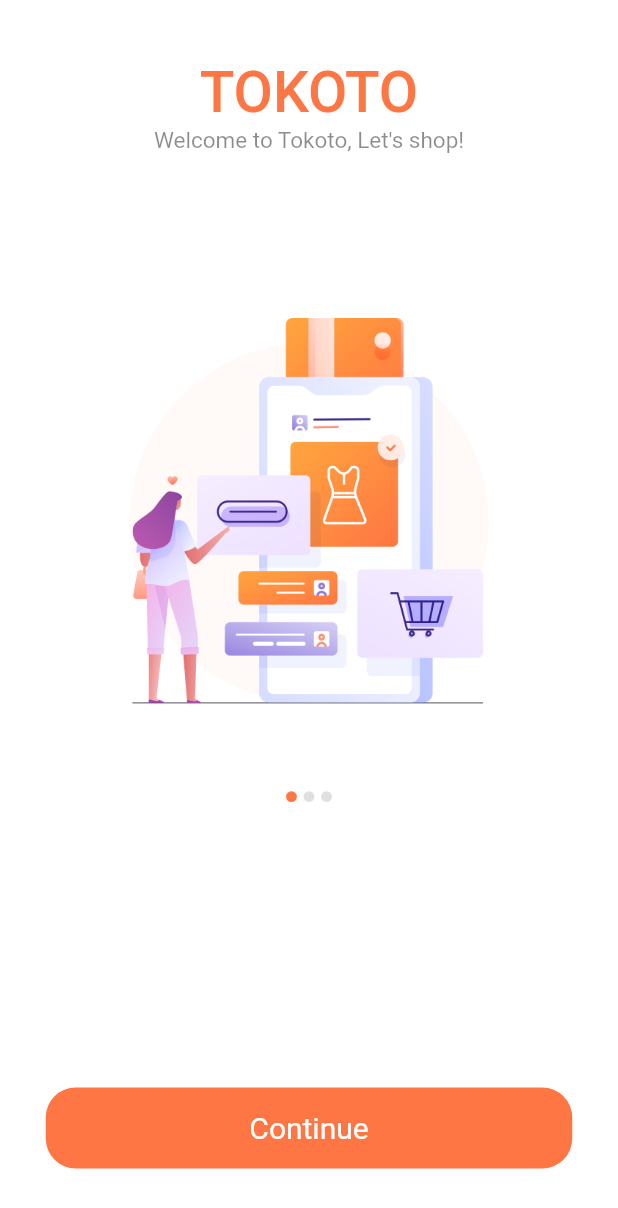
After one commit to Eyad0b/Flutter_Orange_training_ECommerce_app_design, a Flutter app: the screen it shows after launch, on a phone screen of 412 x 824 dp. The commit adds this screen. Shown: the top 1208 px of the screen. Run offline on Flutter 3.47's test engine with Material 2 defaults, Android fonts, the phone set to English and light mode, and no system bars; drawn by our look-alikes of banner_carousel; our stand-ins replace flutter_svg, lottie.

Commit message:
update 1

```diff
--- a/lib/main.dart
+++ b/lib/main.dart
@@ -1,7 +1,6 @@
 import 'package:flutter/material.dart';
-import 'package:untitled1/screens/home_screen.dart';
-
-import 'screens/login_screen.dart';
+import 'package:flutter_svg/flutter_svg.dart';
+import 'package:untitled1/screens/welcome_screen.dart';
 
 void main() {
   runApp(const MyApp());
@@ -13,29 +12,9 @@ class MyApp extends StatelessWidget {
   // This widget is the root of your application.
   @override
   Widget build(BuildContext context) {
-    return MaterialApp(
-      title: 'Flutter Demo',
-      theme: ThemeData(
-        // This is the theme of your application.
-        //
-        // TRY THIS: Try running your application with "flutter run". You'll see
-        // the application has a blue toolbar. Then, without quitting the app,
-        // try changing the seedColor in the colorScheme below to Colors.green
-        // and then invoke "hot reload" (save your changes or press the "hot
-        // reload" button in a Flutter-supported IDE, or press "r" if you used
-        // the command line to start the app).
-        //
-        // Notice that the counter didn't reset back to zero; the application
-        // state is not lost during the reload. To reset the state, use hot
-        // restart instead.
-        //
-        // This works for code too, not just values: Most code changes can be
-        // tested with just a hot reload.
-        colorScheme: ColorScheme.fromSeed(seedColor: Colors.lightBlueAccent),
-        useMaterial3: true,
-      ),
-      debugShowCheckedModeBanner: false,
-      home: const HomeScreen(),
+    return const MaterialApp(
+      debugShowCheckedModeBanner: false, // Fix this error [When the keyboard appears, the Flutter widgets resize.]
+      home: WelcomeScreen(),
     );
   }
 }
--- /dev/null
+++ b/lib/screens/welcome_screen.dart
@@ -0,0 +1,128 @@
+import 'package:banner_carousel/banner_carousel.dart';
+import 'package:flutter/material.dart';
+
+class WelcomeScreen extends StatefulWidget {
+  const WelcomeScreen({super.key});
+
+  @override
+  State<WelcomeScreen> createState() => _WelcomeScreenState();
+}
+
+List<BannerModel> listBanners = [
+  BannerModel(imagePath: 'assets/images/splash_1.png', id: "1"),
+  BannerModel(imagePath: "assets/images/splash_2.png", id: "2"),
+  BannerModel(imagePath: "assets/images/splash_3.png", id: "3"),
+];
+
+class _WelcomeScreenState extends State<WelcomeScreen> {
+  @override
+  Widget build(BuildContext context) {
+    return SafeArea(
+      child: Scaffold(
+        resizeToAvoidBottomInset: false,
+        backgroundColor: Colors.white,
+        body: Column(
+          mainAxisAlignment: MainAxisAlignment.spaceAround,
+          crossAxisAlignment: CrossAxisAlignment.center,
+          children: [
+            Container(
+              margin: const EdgeInsets.only(top: Checkbox.width),
+              padding: const EdgeInsets.only(top: Checkbox.width / 2),
+              height: Checkbox.width * 5.4,
+              // width: double.infinity,
+              // color: Colors.cyanAccent,
+              child: const Column(
+                mainAxisAlignment: MainAxisAlignment.center,
+                crossAxisAlignment: CrossAxisAlignment.center,
+                children: [
+                  Text(
+                    "TOKOTO",
+                    style: TextStyle(
+                      fontSize: 38,
+                      color: Color(0xFFFD7643),
+                      fontWeight: FontWeight.w500,
+                    ),
+                  ),
+                  Text(
+                    "Welcome to Tokoto, Let\'s shop!",
+                    style: TextStyle(
+                      fontSize: 15,
+                      color: Colors.black45,
+                      // fontWeight: FontWeight.w700,
+                    ),
+                    // textAlign: TextAlign.center,
+                  ),
+                ],
+              ),
+            ),
+            Expanded(
+              child: Container(
+                padding: const EdgeInsets.only(bottom: Checkbox.width * 8),
+                // color: Colors.limeAccent,
+                height: Checkbox.width * 29,
+                alignment: Alignment.center,
+                child: BannerCarousel(
+                  height: Checkbox.width * 20,
+                  width: Checkbox.width * 17,
+                  disableColor: Colors.black12,
+                  activeColor: const Color(0xFFFD7643),
+                  customizedIndicators: const IndicatorModel.animation(
+                    width: Checkbox.width / 2.5,
+                    height: Checkbox.width / 2.5,
+                    spaceBetween: Checkbox.width / 8,
+                    widthAnimation: Checkbox.width,
+                    spaceBetweenAnimation: Checkbox.width / 8,
+                  ),
+                  customizedBanners: [
+                    Padding(
+                      padding: const EdgeInsets.all(33.2),
+                      child: Image.asset('assets/images/splash_1.png'),
+                    ),
+                    Padding(
+                      padding: const EdgeInsets.all(15),
+                      child: Image.asset('assets/images/splash_2.png'),
+                    ),
+                    Padding(
+                      padding: const EdgeInsets.all(23.0),
+                      child: Image.asset('assets/images/splash_3.png'),
+                    ),
+                  ],
+                ),
+              ),
+            ),
+            Container(
+              height: Checkbox.width * 5.5,
+              // color: Colors.green,
+              alignment: Alignment.topCenter,
+              // padding: const EdgeInsets.only(top: Checkbox.width / 4),
+              child: ElevatedButton(
+                onPressed: () {},
+                style: ElevatedButton.styleFrom(
+                  backgroundColor: const Color(0xFFFD7643),
+                  elevation: 0,
+                  shape: const RoundedRectangleBorder(
+                    borderRadius: BorderRadius.all(
+                      Radius.circular(20),
+                    ),
+                  ),
+                  fixedSize: const Size(
+                    Checkbox.width * 19.5,
+                    Checkbox.width * 3,
+                  ),
+                ),
+                child: const Text(
+                  "Continue",
+                  style: TextStyle(
+                    color: Colors.white,
+                    fontSize: 20,
+                    fontWeight: FontWeight.w400,
+                  ),
+                ),
+              ),
+            ),
+          ],
+        ),
+      ),
+    );
+  }
+}
--- a/pubspec.yaml
+++ b/pubspec.yaml
@@ -37,6 +37,8 @@ dependencies:
   cupertino_icons: ^1.0.2
   flutter_svg: ^2.0.7
   lottie: ^2.4.0
+  flutter_native_splash: ^2.3.1
+  banner_carousel: ^1.2.1
 
 dev_dependencies:
   flutter_test:
```
Also changed, not shown: flutter_native_splash.yaml (added, +138 -0 lines), lib/screens/home_screen.dart (+80 -2 lines), pubspec.lock, 10 other files.
